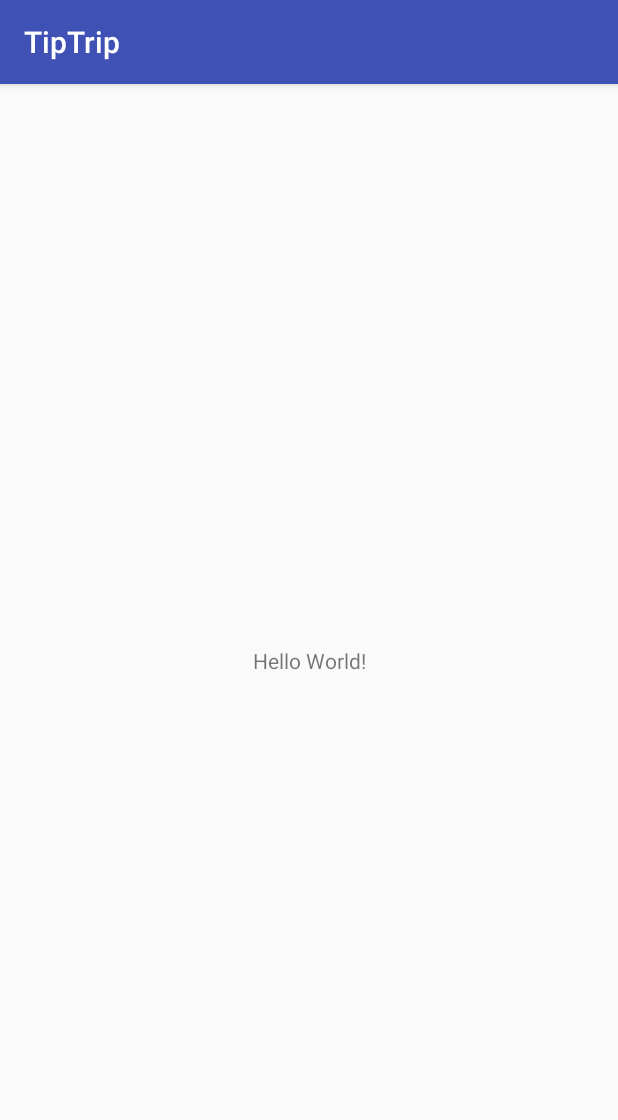
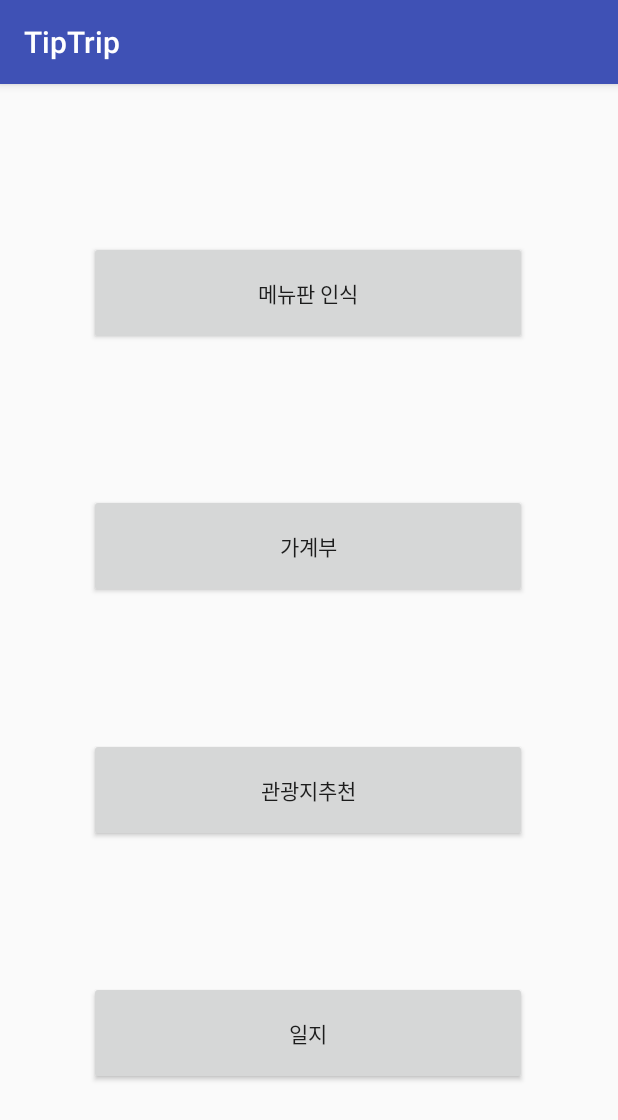
Before and after one commit to heojoung2/Android, an Android app: the screen it shows after launch (MainActivity), on a phone screen of 412 x 824 dp. Shown: the top 1120 px of the screen. Run offline under Robolectric (Android 15) with nearby library versions, the phone set to English and light mode, and no system bars.

Commit message:
4가지 기능버튼 화면

```diff
--- a/TipTrip/app/src/main/AndroidManifest.xml
+++ b/TipTrip/app/src/main/AndroidManifest.xml
@@ -16,6 +16,11 @@
                 <category android:name="android.intent.category.LAUNCHER" />
             </intent-filter>
         </activity>
+        <activity android:name=".MenuActivity"></activity>
+        <activity android:name=".HouseholdActivity"></activity>
+        <activity android:name=".TouristsiteActivity"></activity>
+        <activity android:name=".DailogActivity"></activity>
+
     </application>
 
 </manifest>
--- a/TipTrip/app/src/main/res/layout/activity_main.xml
+++ b/TipTrip/app/src/main/res/layout/activity_main.xml
@@ -6,13 +6,72 @@
     android:layout_height="match_parent"
     tools:context="com.example.heo.tiptrip.MainActivity">
 
-    <TextView
-        android:layout_width="wrap_content"
-        android:layout_height="wrap_content"
-        android:text="Hello World!"
+    <Button
+        android:id="@+id/houshold_book_button"
+        android:layout_width="292dp"
+        android:layout_height="69dp"
+        android:layout_marginBottom="8dp"
+        android:layout_marginLeft="8dp"
+        android:layout_marginRight="8dp"
+        android:layout_marginTop="8dp"
+        android:onClick="onButtonClick_household"
+        android:text="가계부"
         app:layout_constraintBottom_toBottomOf="parent"
+        app:layout_constraintHorizontal_bias="0.495"
         app:layout_constraintLeft_toLeftOf="parent"
         app:layout_constraintRight_toRightOf="parent"
-        app:layout_constraintTop_toTopOf="parent" />
+        app:layout_constraintTop_toTopOf="parent"
+        app:layout_constraintVertical_bias="0.389" />
+
+    <Button
+        android:id="@+id/daily_button"
+        android:layout_width="292dp"
+        android:layout_height="69dp"
+        android:layout_marginBottom="8dp"
+        android:layout_marginLeft="8dp"
+        android:layout_marginRight="8dp"
+        android:layout_marginTop="8dp"
+        android:onClick="onButtonClick_dailog"
+        android:text="일지"
+        app:layout_constraintBottom_toBottomOf="parent"
+        app:layout_constraintHorizontal_bias="0.495"
+        app:layout_constraintLeft_toLeftOf="parent"
+        app:layout_constraintRight_toRightOf="parent"
+        app:layout_constraintTop_toTopOf="parent"
+        app:layout_constraintVertical_bias="0.864" />
+
+    <Button
+        android:id="@+id/tourist_site_button"
+        android:layout_width="292dp"
+        android:layout_height="69dp"
+        android:layout_marginBottom="8dp"
+        android:layout_marginLeft="8dp"
+        android:layout_marginRight="8dp"
+        android:layout_marginTop="8dp"
+        android:onClick="onButtonClick_touristsite"
+        android:text="관광지추천"
+        app:layout_constraintBottom_toBottomOf="parent"
+        app:layout_constraintHorizontal_bias="0.495"
+        app:layout_constraintLeft_toLeftOf="parent"
+        app:layout_constraintRight_toRightOf="parent"
+        app:layout_constraintTop_toTopOf="parent"
+        app:layout_constraintVertical_bias="0.627" />
+
+    <Button
+        android:id="@+id/menu_button"
+        android:layout_width="292dp"
+        android:layout_height="69dp"
+        android:layout_marginBottom="8dp"
+        android:layout_marginLeft="8dp"
+        android:layout_marginRight="8dp"
+        android:layout_marginTop="8dp"
+        android:onClick="onButtonClick_menu"
+        android:text="메뉴판 인식"
+        app:layout_constraintBottom_toBottomOf="parent"
+        app:layout_constraintHorizontal_bias="0.495"
+        app:layout_constraintLeft_toLeftOf="parent"
+        app:layout_constraintRight_toRightOf="parent"
+        app:layout_constraintTop_toTopOf="parent"
+        app:layout_constraintVertical_bias="0.142" />
 
 </android.support.constraint.ConstraintLayout>
```
Also changed, not shown: TipTrip/app/src/main/java/com/example/heo/tiptrip/DailogActivity.java (added, +13 -0 lines), TipTrip/app/src/main/java/com/example/heo/tiptrip/HouseholdActivity.java (added, +13 -0 lines), TipTrip/app/src/main/java/com/example/heo/tiptrip/MainActivity.java (+19 -0 lines), TipTrip/app/src/main/java/com/example/heo/tiptrip/MenuActivity.java (added, +16 -0 lines), TipTrip/app/src/main/java/com/example/heo/tiptrip/TouristsiteActivity.java (added, +13 -0 lines), TipTrip/app/src/main/res/layout/activity_dailog.xml (added, +9 -0 lines), TipTrip/app/src/main/res/layout/activity_household.xml (added, +9 -0 lines), TipTrip/app/src/main/res/layout/activity_menu.xml (added, +11 -0 lines), TipTrip/app/src/main/res/layout/activity_touristsite.xml (added, +9 -0 lines).
